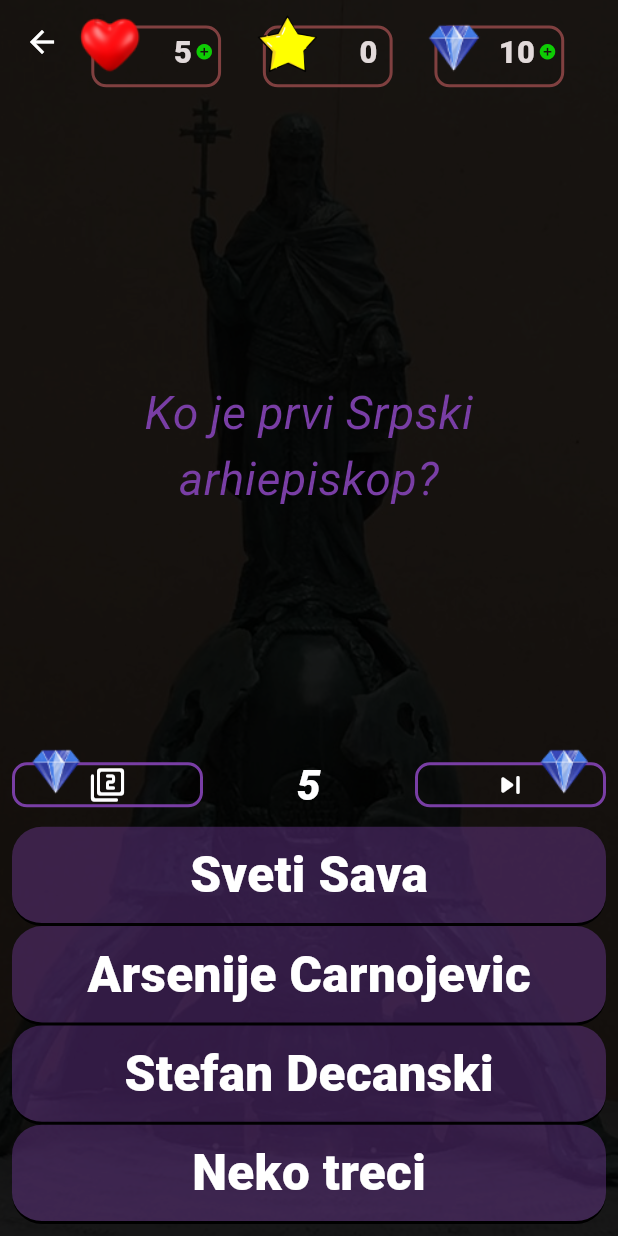
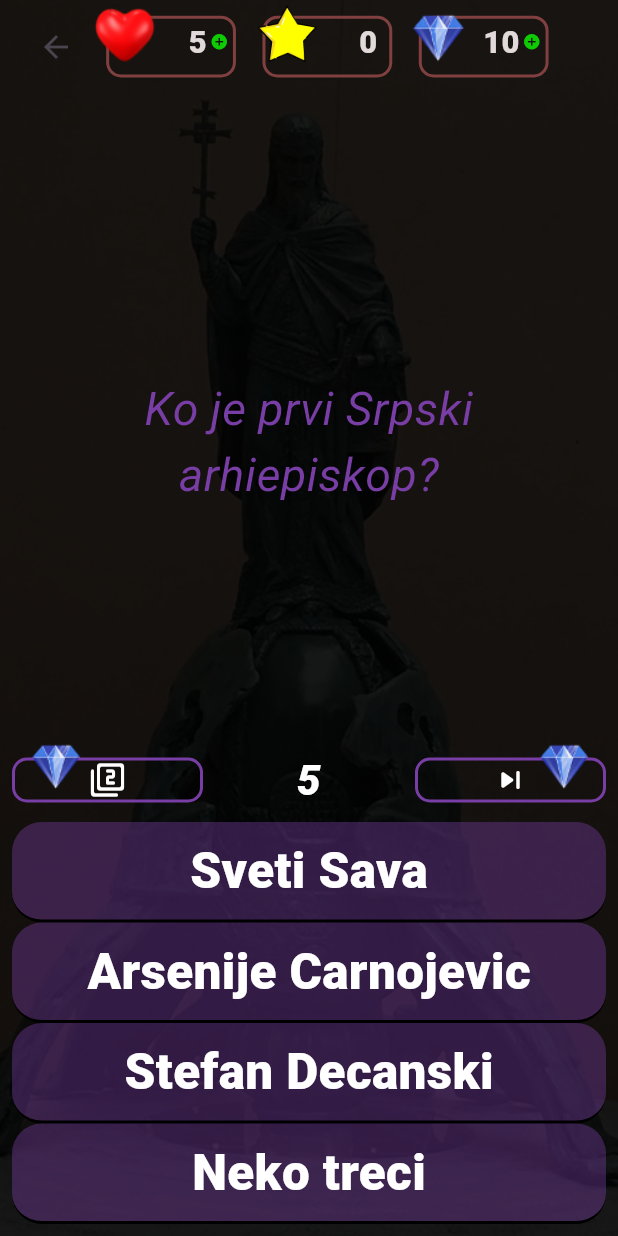
Before and after one commit to MarkoVasicDeveloper/HistoryQuiz--Flutter, a Flutter app: the QuestionScreen screen opened by its route, on a phone screen of 412 x 824 dp. Run offline on Flutter 3.47's test engine with Material 3 defaults, Android fonts, the phone set to English and light mode, and no system bars; our stand-ins replace audioplayers, flutter_fortune_wheel, shared_preferences, wakelock; missing offline and left inert: flutter_vibrate; accounts and stored records are empty.

Commit message:
Remove scaffold

```diff
--- a/lib/core/shared/animations/asset_number.dart
+++ b/lib/core/shared/animations/asset_number.dart
@@ -100,7 +100,7 @@ class AssetNumberAnimationState extends State<AssetNumberAnimation>
       offsetY: 100.0,
       initialX: 0.0,
       initialY: 0.0,
-      offsetXPercentage: 0.1,
+      offsetXPercentage: 0.05,
       offsetYPercentage: -0.04,
       child: widget.childBuilder(_animation, _textColor, _shadowColor),
     );
--- a/lib/screens/question/question_screen.dart
+++ b/lib/screens/question/question_screen.dart
@@ -1,6 +1,5 @@
 import 'package:flutter/material.dart';
 import 'package:istorija_srbije/core/constant/difficulty_points.dart';
-import 'package:istorija_srbije/core/shared/widget/background_wrapper.dart';
 import 'package:istorija_srbije/core/shared/widget/offer/diamond_heart_offer.dart';
 import 'package:istorija_srbije/provider/user/user_provider.dart';
 import 'package:istorija_srbije/screens/question/service/help_service.dart';
@@ -82,22 +81,10 @@ class QuestionScreenState extends State<QuestionScreen> {
 
     final currentQuestion = questionsService.questions[currentQuestionIndex];
     final points = difficultyPoints[currentQuestion['moderate']].toString();
-    return Scaffold(
-      extendBodyBehindAppBar: true,
-      appBar: AppBar(
-        backgroundColor: Colors.transparent,
-        leading: IconButton(
-          icon: const Icon(Icons.arrow_back, color: Colors.white),
-          onPressed: () => Navigator.pushReplacementNamed(context, '/home'),
-        ),
-      ),
-      body: BackgroundWrapper(
-        colorFilter: ColorFilter.mode(
-          Colors.black54.withOpacity(0.9),
-          BlendMode.multiply,
-        ),
+    return Material(
+      color: Colors.transparent,
       child: Padding(
-          padding: const EdgeInsets.fromLTRB(8.0, 50.0, 8.0, 8.0),
+        padding: const EdgeInsets.fromLTRB(8.0, 40.0, 8.0, 8.0),
         child: Column(
           children: [
             QuestionsAssets(userProvider: widget.userProvider),
@@ -139,7 +126,6 @@ class QuestionScreenState extends State<QuestionScreen> {
           ],
         ),
       ),
-      ),
     );
   }
 }
--- a/lib/screens/question/widget/question_asset.dart
+++ b/lib/screens/question/widget/question_asset.dart
@@ -1,5 +1,6 @@
 import 'package:flutter/material.dart';
 import 'package:istorija_srbije/core/constant/screen.dart';
+import 'package:istorija_srbije/core/shared/animations/entrance_transition.dart';
 import 'package:istorija_srbije/core/shared/widget/asset.dart';
 import 'package:istorija_srbije/provider/user/user_provider.dart';
 
@@ -11,21 +12,28 @@ class QuestionsAssets extends StatelessWidget {
   @override
   Widget build(BuildContext context) {
     final userModel = userProvider.userModel;
-    return Padding(
-      padding: const EdgeInsets.only(left: 25.0),
-      child: SizedBox(
-        height: screenHeight(context) * 0.05,
-        child: Row(
+    return Row(
       mainAxisSize: MainAxisSize.max,
       mainAxisAlignment: MainAxisAlignment.spaceEvenly,
       crossAxisAlignment: CrossAxisAlignment.center,
       children: [
+        EntranceTransition(
+          width: screenWidth(context) * 0.3,
+          delay: const Duration(seconds: 1),
+          offsetX: 0.0,
+          offsetY: 100.0,
+          initialX: 0.0,
+          initialY: 0.0,
+          offsetXPercentage: 0.12,
+          offsetYPercentage: -0.04,
+          child: IconButton(
+              onPressed: () => Navigator.pushReplacementNamed(context, '/home'),
+              icon: const Icon(Icons.arrow_back)),
+        ),
         Asset(icon: 'heart.png', number: userModel.hearts),
         Asset(icon: 'star.png', number: userModel.success.points),
         Asset(icon: 'diamond.png', number: userModel.diamonds),
       ],
-        ),
-      ),
     );
   }
 }
```
Lines whose indentation alone changed are shown as unchanged.
